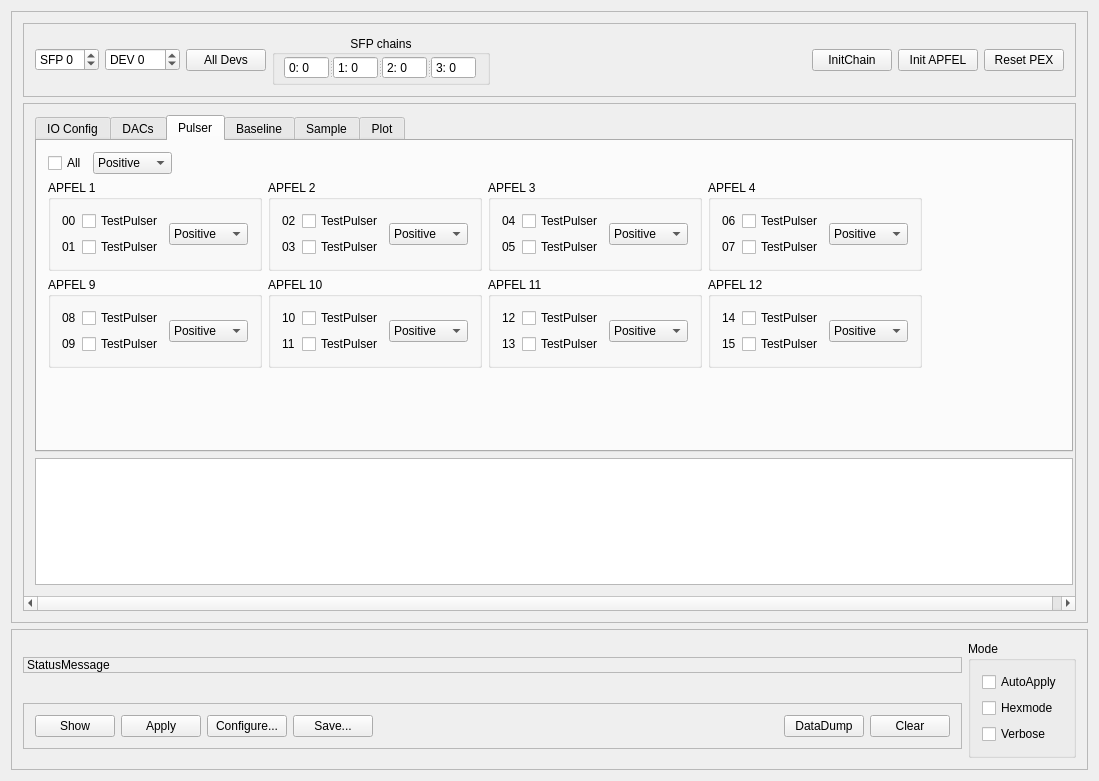
Old version of the form mbspex/gui/qt/apfel/ApfelGui.ui in the repository gsi-ee/drivers.
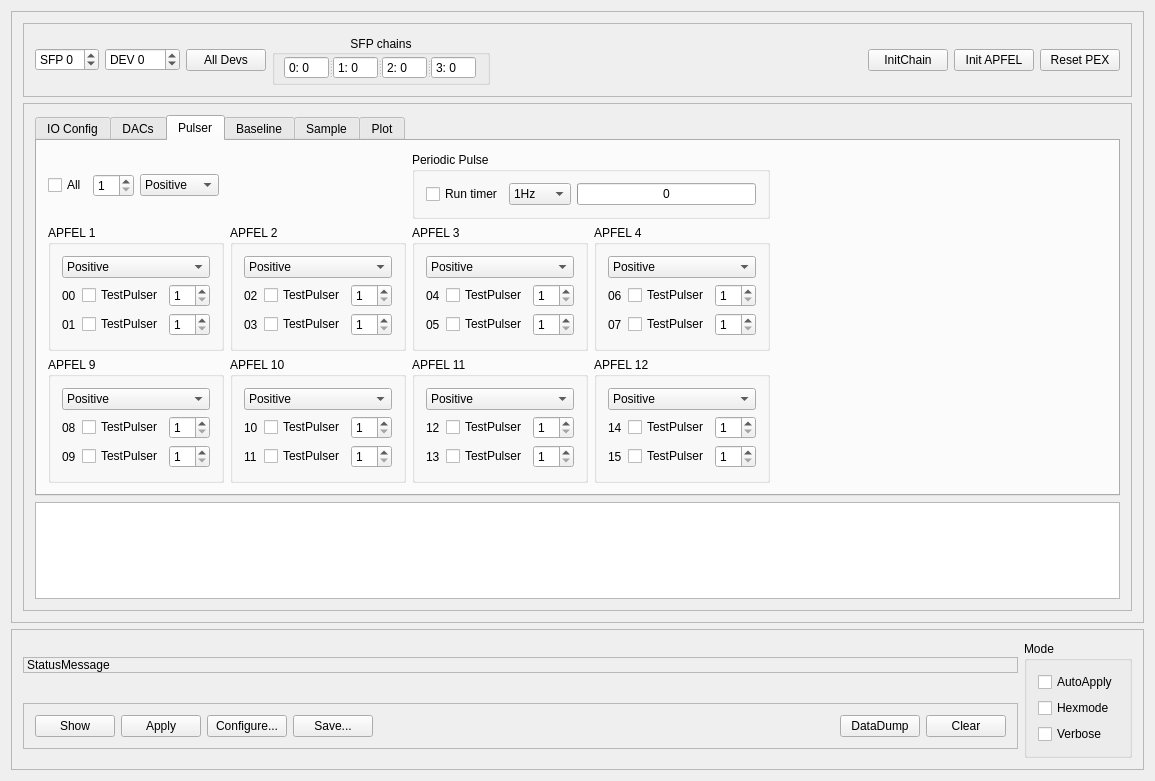
New version of the form. The open tabs and pages were chosen to show the change. Custom widgets are drawn as their Qt base class.

Commit message: mbspex: apfelgui - added periodic test pulser timer changed test pulse panel to specifiy amplitude

The edit to the form file:
```diff
--- a/mbspex/gui/qt/apfel/ApfelGui.ui
+++ b/mbspex/gui/qt/apfel/ApfelGui.ui
@@ -6,7 +6,7 @@
    <rect>
     <x>0</x>
     <y>0</y>
-    <width>1099</width>
+    <width>1155</width>
     <height>781</height>
    </rect>
   </property>
@@ -30,7 +30,7 @@
        <rect>
         <x>0</x>
         <y>0</y>
-        <width>1077</width>
+        <width>1133</width>
         <height>634</height>
        </rect>
       </property>
@@ -285,7 +285,7 @@
            <rect>
             <x>0</x>
             <y>0</y>
-            <width>1055</width>
+            <width>1111</width>
             <height>543</height>
            </rect>
           </property>
@@ -314,7 +314,7 @@
              </property>
             </widget>
            </item>
-           <item row="0" column="0">
+           <item row="1" column="0">
             <widget class="QTabWidget" name="ApfelTabWidget">
              <property name="currentIndex">
               <number>5</number>
@@ -3185,8 +3185,8 @@
               </attribute>
               <layout class="QGridLayout" name="gridLayout_49">
                <item row="0" column="0">
-                <layout class="QVBoxLayout" name="verticalLayout_11">
-                 <item>
+                <layout class="QGridLayout" name="gridLayout_48">
+                 <item row="0" column="0">
                   <layout class="QHBoxLayout" name="horizontalLayout_70">
                    <item>
                     <widget class="QCheckBox" name="PulserCheckBox_all">
@@ -3195,6 +3195,22 @@
                      </property>
                     </widget>
                    </item>
+                   <item>
+                    <widget class="QSpinBox" name="PulserAmpSpinBox_all">
+                     <property name="toolTip">
+                      <string>set pulser amplitude for all channels </string>
+                     </property>
+                     <property name="prefix">
+                      <string/>
+                     </property>
+                     <property name="minimum">
+                      <number>1</number>
+                     </property>
+                     <property name="maximum">
+                      <number>15</number>
+                     </property>
+                    </widget>
+                   </item>
                    <item>
                     <widget class="QComboBox" name="ApfelTestPolarityBox_all">
                      <item>
@@ -3224,15 +3240,97 @@
                    </item>
                   </layout>
                  </item>
-                 <item>
-                  <layout class="QGridLayout" name="gridLayout_39">
+                 <item row="0" column="1">
+                  <widget class="QGroupBox" name="pulseTimerBox">
+                   <property name="title">
+                    <string>Periodic Pulse</string>
+                   </property>
+                   <layout class="QHBoxLayout" name="horizontalLayout_89">
+                    <item>
+                     <layout class="QHBoxLayout" name="horizontalLayout_88">
+                      <item>
+                       <widget class="QCheckBox" name="PulseTimerCheckBox">
+                        <property name="toolTip">
+                         <string>Check to let pulser run periodically with given frequency</string>
+                        </property>
+                        <property name="text">
+                         <string>Run timer</string>
+                        </property>
+                       </widget>
+                      </item>
+                      <item>
+                       <widget class="QComboBox" name="FrequencyComboBox">
+                        <property name="toolTip">
+                         <string>Select Pulser repeat frequency</string>
+                        </property>
+                        <item>
+                         <property name="text">
+                          <string>1Hz</string>
+                         </property>
+                        </item>
+                        <item>
+                         <property name="text">
+                          <string>2 Hz</string>
+                         </property>
+                        </item>
+                        <item>
+                         <property name="text">
+                          <string>5 Hz</string>
+                         </property>
+                        </item>
+                        <item>
+                         <property name="text">
+                          <string>10 Hz</string>
+                         </property>
+                        </item>
+                        <item>
+                         <property name="text">
+                          <string>50 Hz</string>
+                         </property>
+                        </item>
+                       </widget>
+                      </item>
+                     </layout>
+                    </item>
+                    <item>
+                     <widget class="QProgressBar" name="PulserProgressBar">
+                      <property name="toolTip">
+                       <string>Shows if pulser is currently running</string>
+                      </property>
+                      <property name="value">
+                       <number>0</number>
+                      </property>
+                      <property name="format">
+                       <string>%p</string>
+                      </property>
+                     </widget>
+                    </item>
+                   </layout>
+                  </widget>
+                 </item>
+                 <item row="1" column="0" colspan="2">
+                  <layout class="QGridLayout" name="gridLayout_71">
                    <item row="0" column="0">
                     <widget class="QGroupBox" name="ApfelPulseBox_1">
                      <property name="title">
                       <string>APFEL 1</string>
                      </property>
-                     <layout class="QGridLayout" name="gridLayout_40">
+                     <layout class="QGridLayout" name="gridLayout_39">
                       <item row="0" column="0">
+                       <widget class="QComboBox" name="ApfelTestPolarityBox_0">
+                        <item>
+                         <property name="text">
+                          <string>Positive</string>
+                         </property>
+                        </item>
+                        <item>
+                         <property name="text">
+                          <string>Negative</string>
+                         </property>
+                        </item>
+                       </widget>
+                      </item>
+                      <item row="1" column="0">
                        <layout class="QGridLayout" name="gridLayout_31">
                         <item row="0" column="0">
                          <widget class="QLabel" name="plabel_0">
@@ -3248,6 +3346,22 @@
                           </property>
                          </widget>
                         </item>
+                        <item row="0" column="2">
+                         <widget class="QSpinBox" name="PulserAmpSpinBox_0">
+                          <property name="toolTip">
+                           <string>set pulser amplitude for channel 0 </string>
+                          </property>
+                          <property name="prefix">
+                           <string/>
+                          </property>
+                          <property name="minimum">
+                           <number>1</number>
+                          </property>
+                          <property name="maximum">
+                           <number>15</number>
+                          </property>
+                         </widget>
+                        </item>
                         <item row="1" column="0">
                          <widget class="QLabel" name="plabel_1">
                           <property name="text">
@@ -3262,10 +3376,35 @@
                           </property>
                          </widget>
                         </item>
+                        <item row="1" column="2">
+                         <widget class="QSpinBox" name="PulserAmpSpinBox_1">
+                          <property name="toolTip">
+                           <string>set pulser amplitude for channel 1 </string>
+                          </property>
+                          <property name="prefix">
+                           <string/>
+                          </property>
+                          <property name="minimum">
+                           <number>1</number>
+                          </property>
+                          <property name="maximum">
+                           <number>15</number>
+                          </property>
+                         </widget>
+                        </item>
                        </layout>
                       </item>
-                      <item row="0" column="1">
-                       <widget class="QComboBox" name="ApfelTestPolarityBox_0">
+                     </layout>
+                    </widget>
+                   </item>
+                   <item row="0" column="1">
+                    <widget class="QGroupBox" name="ApfelPulseBox_2">
+                     <property name="title">
+                      <string>APFEL 2</string>
+                     </property>
+                     <layout class="QGridLayout" name="gridLayout_40">
+                      <item row="0" column="0">
+                       <widget class="QComboBox" name="ApfelTestPolarityBox_1">
                         <item>
                          <property name="text">
                           <string>Positive</string>
@@ -3278,6 +3417,70 @@
                         </item>
                        </widget>
                       </item>
+                      <item row="1" column="0">
+                       <layout class="QGridLayout" name="gridLayout_32">
+                        <item row="0" column="0">
+                         <widget class="QLabel" name="plabel_2">
+                          <property name="text">
+                           <string>02</string>
+                          </property>
+                         </widget>
+                        </item>
+                        <item row="0" column="1">
+                         <widget class="QCheckBox" name="PulserCheckBox_2">
+                          <property name="text">
+                           <string>TestPulser</string>
+                          </property>
+                         </widget>
+                        </item>
+                        <item row="0" column="2">
+                         <widget class="QSpinBox" name="PulserAmpSpinBox_2">
+                          <property name="toolTip">
+                           <string>set pulser amplitude for channel 2 </string>
+                          </property>
+                          <property name="prefix">
+                           <string/>
+                          </property>
+                          <property name="minimum">
+                           <number>1</number>
+                          </property>
+                          <property name="maximum">
+                           <number>15</number>
+                          </property>
+                         </widget>
+                        </item>
+                        <item row="1" column="0">
+                         <widget class="QLabel" name="plabel_3">
+                          <property name="text">
+                           <string>03</string>
+                          </property>
+                         </widget>
+                        </item>
+                        <item row="1" column="1">
+                         <widget class="QCheckBox" name="PulserCheckBox_3">
+                          <property name="text">
+                           <string>TestPulser</string>
+                          </property>
+                         </widget>
+                        </item>
+                        <item row="1" column="2">
+                         <widget class="QSpinBox" name="PulserAmpSpinBox_3">
+                          <property name="toolTip">
+                           <string>set pulser amplitude for channel 3 </string>
+                          </property>
+                          <property name="prefix">
+                           <string/>
+                          </property>
+                          <property name="minimum">
+                           <number>1</number>
+                          </property>
+                          <property name="maximum">
+                           <number>15</number>
+                          </property>
+                         </widget>
+                        </item>
+                       </layout>
+                      </item>
                      </layout>
                     </widget>
                    </item>
@@ -3286,8 +3489,22 @@
                      <property name="title">
                       <string>APFEL 3</string>
                      </property>
-                     <layout class="QGridLayout" name="gridLayout_44">
+                     <layout class="QGridLayout" name="gridLayout_43">
                       <item row="0" column="0">
+                       <widget class="QComboBox" name="ApfelTestPolarityBox_2">
+                        <item>
+                         <property name="text">
+                          <string>Positive</string>
+                         </property>
+                        </item>
+                        <item>
+                         <property name="text">
+                          <string>Negative</string>
+                         </property>
+                        </item>
+                       </widget>
+                      </item>
+                      <item row="1" column="0">
                        <layout class="QGridLayout" name="gridLayout_33">
                         <item row="0" column="0">
                          <widget class="QLabel" name="plabel_4">
@@ -3303,6 +3520,22 @@
                           </property>
                          </widget>
                         </item>
+                        <item row="0" column="2">
+                         <widget class="QSpinBox" name="PulserAmpSpinBox_4">
+                          <property name="toolTip">
+                           <string>set pulser amplitude for channel 4 </string>
+                          </property>
+                          <property name="prefix">
+                           <string/>
+                          </property>
+                          <property name="minimum">
+                           <number>1</number>
+                          </property>
+                          <property name="maximum">
+                           <number>15</number>
+                          </property>
+                         </widget>
+                        </item>
                         <item row="1" column="0">
                          <widget class="QLabel" name="plabel_5">
                           <property name="text">
@@ -3317,22 +3550,24 @@
                           </property>
                          </widget>
                         </item>
+                        <item row="1" column="2">
+                         <widget class="QSpinBox" name="PulserAmpSpinBox_5">
+                          <property name="toolTip">
+                           <string>set pulser amplitude for channel 0 </string>
+                          </property>
+                          <property name="prefix">
+                           <string/>
+                          </property>
+                          <property name="minimum">
+                           <number>1</number>
+                          </property>
+                          <property name="maximum">
+                           <number>15</number>
+                          </property>
+                         </widget>
+                        </item>
                        </layout>
                       </item>
-                      <item row="0" column="1">
-                       <widget class="QComboBox" name="ApfelTestPolarityBox_2">
-                        <item>
-                         <property name="text">
-                          <string>Positive</string>
-                         </property>
-                        </item>
-                        <item>
-                         <property name="text">
-                          <string>Negative</string>
-                         </property>
-                        </item>
-                       </widget>
-                      </item>
                      </layout>
                     </widget>
                    </item>
@@ -3341,8 +3576,22 @@
                      <property name="title">
                       <string>APFEL 4</string>
                      </property>
-                     <layout class="QGridLayout" name="gridLayout_45">
+                     <layout class="QGridLayout" name="gridLayout_44">
                       <item row="0" column="0">
+                       <widget class="QComboBox" name="ApfelTestPolarityBox_3">
+                        <item>
+                         <property name="text">
+                          <string>Positive</string>
+                         </property>
+                        </item>
+                        <item>
+                         <property name="text">
+                          <string>Negative</string>
+                         </property>
+                        </item>
+                       </widget>
+                      </item>
+                      <item row="1" column="0">
                        <layout class="QGridLayout" name="gridLayout_34">
                         <item row="0" column="0">
                          <widget class="QLabel" name="plabel_6">
@@ -3358,6 +3607,22 @@
                           </property>
                          </widget>
                         </item>
+                        <item row="0" column="2">
+                         <widget class="QSpinBox" name="PulserAmpSpinBox_6">
+                          <property name="toolTip">
+                           <string>set pulser amplitude for channel 6</string>
+                          </property>
+                          <property name="prefix">
+                           <string/>
+                          </property>
+                          <property name="minimum">
+                           <number>1</number>
+                          </property>
+                          <property name="maximum">
+                           <number>15</number>
+                          </property>
+                         </widget>
+                        </item>
                         <item row="1" column="0">
                          <widget class="QLabel" name="plabel_7">
                           <property name="text">
@@ -3372,22 +3637,24 @@
                           </property>
                          </widget>
                         </item>
+                        <item row="1" column="2">
+                         <widget class="QSpinBox" name="PulserAmpSpinBox_7">
+                          <property name="toolTip">
+                           <string>set pulser amplitude for channel 7 </string>
+                          </property>
+                          <property name="prefix">
+                           <string/>
+                          </property>
+                          <property name="minimum">
+                           <number>1</number>
+                          </property>
+                          <property name="maximum">
+                           <number>15</number>
+                          </property>
+                         </widget>
+                        </item>
                        </layout>
                       </item>
-                      <item row="0" column="1">
-                       <widget class="QComboBox" name="ApfelTestPolarityBox_3">
-                        <item>
-                         <property name="text">
-                          <string>Positive</string>
-                         </property>
-                        </item>
-                        <item>
-                         <property name="text">
-                          <string>Negative</string>
-                         </property>
-                        </item>
-                       </widget>
-                      </item>
                      </layout>
                     </widget>
                    </item>
@@ -3398,6 +3665,20 @@
                      </property>
                      <layout class="QGridLayout" name="gridLayout_42">
                       <item row="0" column="0">
+                       <widget class="QComboBox" name="ApfelTestPolarityBox_4">
+                        <item>
+                         <property name="text">
+                          <string>Positive</string>
+                         </property>
+                        </item>
+                        <item>
+                         <property name="text">
+                          <string>Negative</string>
+                         </property>
+                        </item>
+                       </widget>
+                      </item>
+                      <item row="1" column="0">
                        <layout class="QGridLayout" name="gridLayout_35">
                         <item row="0" column="0">
                          <widget class="QLabel" name="plabel_8">
@@ -3413,6 +3694,22 @@
                           </property>
                          </widget>
                         </item>
+                        <item row="0" column="2">
+                         <widget class="QSpinBox" name="PulserAmpSpinBox_8">
+                          <property name="toolTip">
+                           <string>set pulser amplitude for channel 8 </string>
+                          </property>
+                          <property name="prefix">
+                           <string/>
+                          </property>
+                          <property name="minimum">
+                           <number>1</number>
+                          </property>
+                          <property name="maximum">
+                           <number>15</number>
+                          </property>
+                         </widget>
+                        </item>
                         <item row="1" column="0">
                          <widget class="QLabel" name="plabel_9">
                           <property name="text">
@@ -3427,22 +3724,24 @@
                           </property>
                          </widget>
                         </item>
+                        <item row="1" column="2">
+                         <widget class="QSpinBox" name="PulserAmpSpinBox_9">
+                          <property name="toolTip">
+                           <string>set pulser amplitude for channel 9</string>
+                          </property>
+                          <property name="prefix">
+                           <string/>
+                          </property>
+                          <property name="minimum">
+                           <number>1</number>
+                          </property>
+                          <property name="maximum">
+                           <number>15</number>
+                          </property>
+                         </widget>
+                        </item>
                        </layout>
                       </item>
-                      <item row="0" column="1">
-                       <widget class="QComboBox" name="ApfelTestPolarityBox_4">
-                        <item>
-                         <property name="text">
-                          <string>Positive</string>
-                         </property>
-                        </item>
-                        <item>
-                         <property name="text">
-                          <string>Negative</string>
-                         </property>
-                        </item>
-                       </widget>
-                      </item>
                      </layout>
                     </widget>
                    </item>
@@ -3451,8 +3750,22 @@
                      <property name="title">
                       <string>APFEL 10</string>
                      </property>
-                     <layout class="QGridLayout" name="gridLayout_46">
+                     <layout class="QGridLayout" name="gridLayout_45">
                       <item row="0" column="0">
+                       <widget class="QComboBox" name="ApfelTestPolarityBox_5">
+                        <item>
+                         <property name="text">
+                          <string>Positive</string>
+                         </property>
+                        </item>
+                        <item>
+                         <property name="text">
+                          <string>Negative</string>
+                         </property>
+                        </item>
+                       </widget>
+                      </item>
+                      <item row="1" column="0">
                        <layout class="QGridLayout" name="gridLayout_36">
                         <item row="0" column="0">
                          <widget class="QLabel" name="plabel_10">
@@ -3468,6 +3781,22 @@
                           </property>
                          </widget>
                         </item>
+                        <item row="0" column="2">
+                         <widget class="QSpinBox" name="PulserAmpSpinBox_10">
+                          <property name="toolTip">
+                           <string>set pulser amplitude for channel 10 </string>
+                          </property>
+                          <property name="prefix">
+                           <string/>
+                          </property>
+                          <property name="minimum">
+                           <number>1</number>
+                          </property>
+                          <property name="maximum">
+                           <number>15</number>
+                          </property>
+                         </widget>
+                        </item>
                         <item row="1" column="0">
                          <widget class="QLabel" name="plabel_11">
                           <property name="text">
@@ -3482,22 +3811,24 @@
                           </property>
                          </widget>
                         </item>
+                        <item row="1" column="2">
+                         <widget class="QSpinBox" name="PulserAmpSpinBox_11">
+                          <property name="toolTip">
+                           <string>set pulser amplitude for channel 11 </string>
+                          </property>
+                          <property name="prefix">
+                           <string/>
+                          </property>
+                          <property name="minimum">
+                           <number>1</number>
+                          </property>
+                          <property name="maximum">
+                           <number>15</number>
+                          </property>
+                         </widget>
+                        </item>
                        </layout>
                       </item>
-                      <item row="0" column="1">
-                       <widget class="QComboBox" name="ApfelTestPolarityBox_5">
-                        <item>
-                         <property name="text">
-                          <string>Positive</string>
-                         </property>
-                        </item>
-                        <item>
-                         <property name="text">
-                          <string>Negative</string>
-                         </property>
-                        </item>
-                       </widget>
-                      </item>
                      </layout>
                     </widget>
                    </item>
@@ -3506,8 +3837,22 @@
                      <property name="title">
                       <string>APFEL 11</string>
                      </property>
-                     <layout class="QGridLayout" name="gridLayout_47">
+                     <layout class="QGridLayout" name="gridLayout_46">
                       <item row="0" column="0">
+                       <widget class="QComboBox" name="ApfelTestPolarityBox_6">
+                        <item>
+                         <property name="text">
+                          <string>Positive</string>
+                         </property>
+                        </item>
+                        <item>
+                         <property name="text">
+                          <string>Negative</string>
+                         </property>
+                        </item>
+                       </widget>
+                      </item>
+                      <item row="1" column="0">
                        <layout class="QGridLayout" name="gridLayout_37">
                         <item row="0" column="0">
                          <widget class="QLabel" name="plabel_12">
@@ -3523,6 +3868,22 @@
                           </property>
                          </widget>
                         </item>
+                        <item row="0" column="2">
+                         <widget class="QSpinBox" name="PulserAmpSpinBox_12">
+                          <property name="toolTip">
+                           <string>set pulser amplitude for channel 12 </string>
+                          </property>
+                          <property name="prefix">
+                           <string/>
+                          </property>
+                          <property name="minimum">
+                           <number>1</number>
+                          </property>
+                          <property name="maximum">
+                           <number>15</number>
+                          </property>
+                         </widget>
+                        </item>
                         <item row="1" column="0">
                          <widget class="QLabel" name="plabel_13">
                           <property name="text">
@@ -3537,22 +3898,24 @@
                           </property>
                          </widget>
                         </item>
+                        <item row="1" column="2">
+                         <widget class="QSpinBox" name="PulserAmpSpinBox_13">
+                          <property name="toolTip">
+                           <string>set pulser amplitude for channel 13 </string>
+                          </property>
+                          <property name="prefix">
+                           <string/>
+                          </property>
+                          <property name="minimum">
+                           <number>1</number>
+                          </property>
+                          <property name="maximum">
+                           <number>15</number>
+                          </property>
+                         </widget>
+                        </item>
                        </layout>
                       </item>
-                      <item row="0" column="1">
-                       <widget class="QComboBox" name="ApfelTestPolarityBox_6">
-                        <item>
-                         <property name="text">
-                          <string>Positive</string>
-                         </property>
-                        </item>
-                        <item>
-                         <property name="text">
-                          <string>Negative</string>
-                         </property>
-                        </item>
-                       </widget>
-                      </item>
                      </layout>
                     </widget>
                    </item>
@@ -3561,8 +3924,22 @@
                      <property name="title">
                       <string>APFEL 12</string>
                      </property>
-                     <layout class="QGridLayout" name="gridLayout_48">
+                     <layout class="QGridLayout" name="gridLayout_47">
                       <item row="0" column="0">
+                       <widget class="QComboBox" name="ApfelTestPolarityBox_7">
+                        <item>
+                         <property name="text">
+                          <string>Positive</string>
+                         </property>
+                        </item>
+                        <item>
+                         <property name="text">
+                          <string>Negative</string>
+                         </property>
+                        </item>
+                       </widget>
+                      </item>
+                      <item row="1" column="0">
                        <layout class="QGridLayout" name="gridLayout_38">
                         <item row="0" column="0">
                          <widget class="QLabel" name="plabel_14">
@@ -3578,6 +3955,22 @@
                           </property>
                          </widget>
                         </item>
+                        <item row="0" column="2">
+                         <widget class="QSpinBox" name="PulserAmpSpinBox_14">
+                          <property name="toolTip">
+                           <string>set pulser amplitude for channel 14</string>
+                          </property>
+                          <property name="prefix">
+                           <string/>
+                          </property>
+                          <property name="minimum">
+                           <number>1</number>
+                          </property>
+                          <property name="maximum">
+                           <number>15</number>
+                          </property>
+                         </widget>
+                        </item>
                         <item row="1" column="0">
                          <widget class="QLabel" name="plabel_15">
                           <property name="text">
@@ -3592,77 +3985,24 @@
                           </property>
                          </widget>
                         </item>
-                       </layout>
-                      </item>
-                      <item row="0" column="1">
-                       <widget class="QComboBox" name="ApfelTestPolarityBox_7">
-                        <item>
-                         <property name="text">
-                          <string>Positive</string>
-                         </property>
-                        </item>
-                        <item>
-                         <property name="text">
-                          <string>Negative</string>
-                         </property>
-                        </item>
-                       </widget>
-                      </item>
-                     </layout>
-                    </widget>
-                   </item>
-                   <item row="0" column="1">
-                    <widget class="QGroupBox" name="ApfelPulseBox_2">
-                     <property name="title">
-                      <string>APFEL 2</string>
-                     </property>
-                     <layout class="QGridLayout" name="gridLayout_43">
-                      <item row="0" column="0">
-                       <layout class="QGridLayout" name="gridLayout_32">
-                        <item row="0" column="0">
-                         <widget class="QLabel" name="plabel_2">
-                          <property name="text">
-                           <string>02</string>
+                        <item row="1" column="2">
+                         <widget class="QSpinBox" name="PulserAmpSpinBox_15">
+                          <property name="toolTip">
+                           <string>set pulser amplitude for channel 15 </string>
                           </property>
-                         </widget>
-                        </item>
-                        <item row="0" column="1">
-                         <widget class="QCheckBox" name="PulserCheckBox_2">
-                          <property name="text">
-                           <string>TestPulser</string>
+                          <property name="prefix">
+                           <string/>
                           </property>
-                         </widget>
-                        </item>
-                        <item row="1" column="0">
-                         <widget class="QLabel" name="plabel_3">
-                          <property name="text">
-                           <string>03</string>
+                          <property name="minimum">
+                           <number>1</number>
                           </property>
-                         </widget>
-                        </item>
-                        <item row="1" column="1">
-                         <widget class="QCheckBox" name="PulserCheckBox_3">
-                          <property name="text">
-                           <string>TestPulser</string>
+                          <property name="maximum">
+                           <number>15</number>
                           </property>
                          </widget>
                         </item>
                        </layout>
                       </item>
-                      <item row="0" column="1">
-                       <widget class="QComboBox" name="ApfelTestPolarityBox_1">
-                        <item>
-                         <property name="text">
-                          <string>Positive</string>
-                         </property>
-                        </item>
-                        <item>
-                         <property name="text">
-                          <string>Negative</string>
-                         </property>
-                        </item>
-                       </widget>
-                      </item>
                      </layout>
                     </widget>
                    </item>
@@ -3677,25 +4017,12 @@
                  </property>
                  <property name="sizeHint" stdset="0">
                   <size>
-                   <width>107</width>
+                   <width>293</width>
                    <height>20</height>
                   </size>
                  </property>
                 </spacer>
                </item>
-               <item row="1" column="0">
-                <spacer name="verticalSpacer">
-                 <property name="orientation">
-                  <enum>Qt::Vertical</enum>
-                 </property>
-                 <property name="sizeHint" stdset="0">
-                  <size>
-                   <width>20</width>
-                   <height>65</height>
-                  </size>
-                 </property>
-                </spacer>
-               </item>
               </layout>
              </widget>
              <widget class="QWidget" name="ADCTab">
@@ -6113,7 +6440,7 @@
        <rect>
         <x>0</x>
         <y>0</y>
-        <width>1077</width>
+        <width>1133</width>
         <height>115</height>
        </rect>
       </property>
```
Left out of the diff: 838 changed lines with no effect on the pictures. The commit also changes 4 other files.
